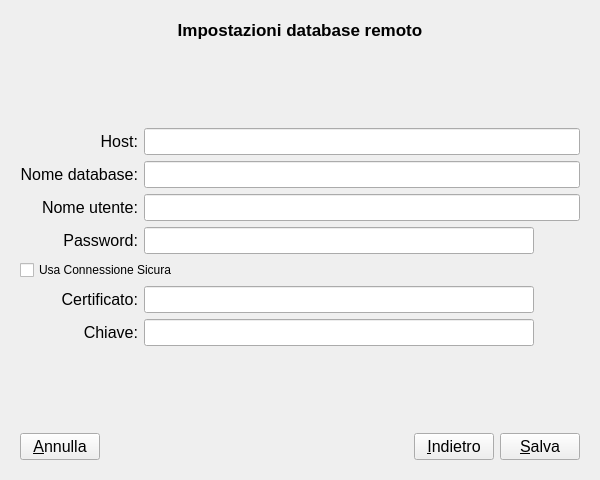
The window that databasewizard.ui (gcala/GestioneCompetenzeMedici) describes before a commit, drawn with Qt 5.
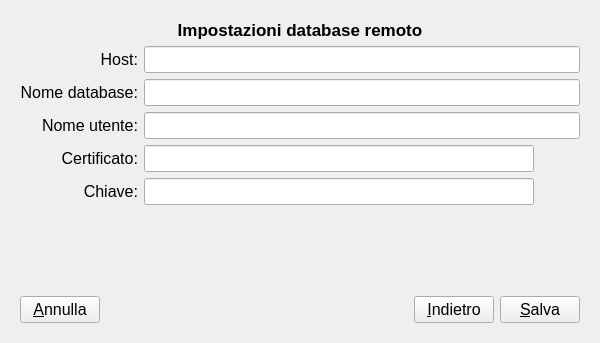
The same window after the commit. Icons and pictures are not drawn.

Patch:
```diff
--- a/databasewizard.ui
+++ b/databasewizard.ui
@@ -7,7 +7,7 @@
     <x>0</x>
     <y>0</y>
     <width>600</width>
-    <height>480</height>
+    <height>343</height>
    </rect>
   </property>
   <property name="windowTitle">
@@ -239,45 +239,8 @@
          </property>
         </widget>
        </item>
-       <item>
-        <spacer name="verticalSpacer_5">
-         <property name="orientation">
-          <enum>Qt::Vertical</enum>
-         </property>
-         <property name="sizeHint" stdset="0">
-          <size>
-           <width>20</width>
-           <height>40</height>
-          </size>
-         </property>
-        </spacer>
-       </item>
        <item>
         <layout class="QGridLayout" name="gridLayout_4">
-         <item row="0" column="0">
-          <widget class="QLabel" name="label_11">
-           <property name="font">
-            <font>
-             <pointsize>12</pointsize>
-            </font>
-           </property>
-           <property name="text">
-            <string>Host:</string>
-           </property>
-           <property name="alignment">
-            <set>Qt::AlignRight|Qt::AlignTrailing|Qt::AlignVCenter</set>
-           </property>
-          </widget>
-         </item>
-         <item row="0" column="1" colspan="2">
-          <widget class="QLineEdit" name="hostLine">
-           <property name="font">
-            <font>
-             <pointsize>12</pointsize>
-            </font>
-           </property>
-          </widget>
-         </item>
          <item row="1" column="0">
           <widget class="QLabel" name="label_12">
            <property name="font">
@@ -293,8 +256,57 @@
            </property>
           </widget>
          </item>
-         <item row="1" column="1" colspan="2">
-          <widget class="QLineEdit" name="dbLine">
+         <item row="2" column="1" colspan="2">
+          <widget class="QLineEdit" name="userLine">
+           <property name="font">
+            <font>
+             <pointsize>12</pointsize>
+            </font>
+           </property>
+          </widget>
+         </item>
+         <item row="3" column="2">
+          <widget class="QPushButton" name="certButton">
+           <property name="text">
+            <string/>
+           </property>
+           <property name="icon">
+            <iconset resource="assets.qrc">
+             <normaloff>:/icons/document-open.svg</normaloff>:/icons/document-open.svg</iconset>
+           </property>
+           <property name="flat">
+            <bool>true</bool>
+           </property>
+          </widget>
+         </item>
+         <item row="4" column="1">
+          <widget class="QLineEdit" name="keyLine">
+           <property name="font">
+            <font>
+             <pointsize>12</pointsize>
+            </font>
+           </property>
+           <property name="readOnly">
+            <bool>true</bool>
+           </property>
+          </widget>
+         </item>
+         <item row="4" column="2">
+          <widget class="QPushButton" name="keyButton">
+           <property name="text">
+            <string/>
+           </property>
+           <property name="icon">
+            <iconset resource="assets.qrc">
+             <normaloff>:/icons/document-open.svg</normaloff>:/icons/document-open.svg</iconset>
+           </property>
+           <property name="flat">
+            <bool>true</bool>
+           </property>
+          </widget>
+         </item>
+         <item row="0" column="1" colspan="2">
+          <widget class="QLineEdit" name="hostLine">
            <property name="font">
             <font>
              <pointsize>12</pointsize>
@@ -317,64 +329,7 @@
            </property>
           </widget>
          </item>
-         <item row="2" column="1" colspan="2">
-          <widget class="QLineEdit" name="userLine">
-           <property name="font">
-            <font>
-             <pointsize>12</pointsize>
-            </font>
-           </property>
-          </widget>
-         </item>
          <item row="3" column="0">
-          <widget class="QLabel" name="label_14">
-           <property name="font">
-            <font>
-             <pointsize>12</pointsize>
-            </font>
-           </property>
-           <property name="text">
-            <string>Password:</string>
-           </property>
-           <property name="alignment">
-            <set>Qt::AlignRight|Qt::AlignTrailing|Qt::AlignVCenter</set>
-           </property>
-          </widget>
-         </item>
-         <item row="3" column="1">
-          <widget class="QLineEdit" name="passLine">
-           <property name="font">
-            <font>
-             <pointsize>12</pointsize>
-            </font>
-           </property>
-           <property name="echoMode">
-            <enum>QLineEdit::Password</enum>
-           </property>
-          </widget>
-         </item>
-         <item row="3" column="2">
-          <widget class="QPushButton" name="revealButton">
-           <property name="text">
-            <string/>
-           </property>
-           <property name="icon">
-            <iconset resource="assets.qrc">
-             <normaloff>:/icons/password-show-on.svg</normaloff>:/icons/password-show-on.svg</iconset>
-           </property>
-           <property name="flat">
-            <bool>true</bool>
-           </property>
-          </widget>
-         </item>
-         <item row="4" column="0" colspan="3">
-          <widget class="QCheckBox" name="useSSL">
-           <property name="text">
-            <string>Usa Connessione Sicura</string>
-           </property>
-          </widget>
-         </item>
-         <item row="5" column="0">
           <widget class="QLabel" name="certLabel">
            <property name="font">
             <font>
@@ -389,7 +344,22 @@
            </property>
           </widget>
          </item>
-         <item row="5" column="1">
+         <item row="0" column="0">
+          <widget class="QLabel" name="label_11">
+           <property name="font">
+            <font>
+             <pointsize>12</pointsize>
+            </font>
+           </property>
+           <property name="text">
+            <string>Host:</string>
+           </property>
+           <property name="alignment">
+            <set>Qt::AlignRight|Qt::AlignTrailing|Qt::AlignVCenter</set>
+           </property>
+          </widget>
+         </item>
+         <item row="3" column="1">
           <widget class="QLineEdit" name="certLine">
            <property name="font">
             <font>
@@ -401,21 +371,16 @@
            </property>
           </widget>
          </item>
-         <item row="5" column="2">
-          <widget class="QPushButton" name="certButton">
-           <property name="text">
-            <string/>
-           </property>
-           <property name="icon">
-            <iconset resource="assets.qrc">
-             <normaloff>:/icons/document-open.svg</normaloff>:/icons/document-open.svg</iconset>
-           </property>
-           <property name="flat">
-            <bool>true</bool>
+         <item row="1" column="1" colspan="2">
+          <widget class="QLineEdit" name="dbLine">
+           <property name="font">
+            <font>
+             <pointsize>12</pointsize>
+            </font>
            </property>
           </widget>
          </item>
-         <item row="6" column="0">
+         <item row="4" column="0">
           <widget class="QLabel" name="keyLabel">
            <property name="font">
             <font>
@@ -430,32 +395,6 @@
            </property>
           </widget>
          </item>
-         <item row="6" column="1">
-          <widget class="QLineEdit" name="keyLine">
-           <property name="font">
-            <font>
-             <pointsize>12</pointsize>
-            </font>
-           </property>
-           <property name="readOnly">
-            <bool>true</bool>
-           </property>
-          </widget>
-         </item>
-         <item row="6" column="2">
-          <widget class="QPushButton" name="keyButton">
-           <property name="text">
-            <string/>
-           </property>
-           <property name="icon">
-            <iconset resource="assets.qrc">
-             <normaloff>:/icons/document-open.svg</normaloff>:/icons/document-open.svg</iconset>
-           </property>
-           <property name="flat">
-            <bool>true</bool>
-           </property>
-          </widget>
-         </item>
         </layout>
        </item>
        <item>
```
